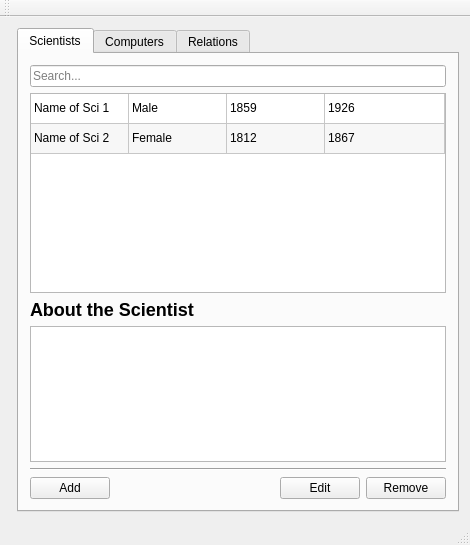
Before: the Qt Designer form code/ui/mainwindow.ui in Danielos15/Skil-1-Verklegt-n-mskei-1, drawn with Qt 5.
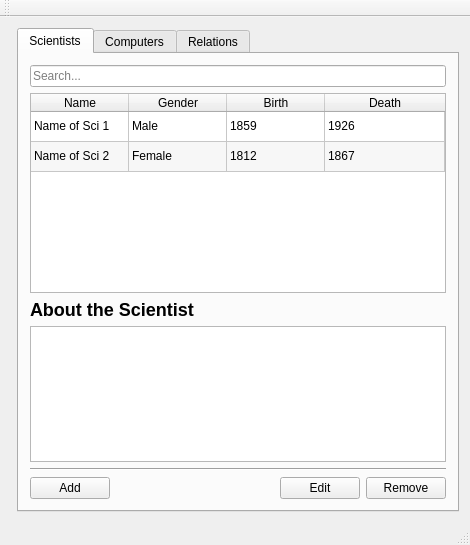
After: the same form once the commit is applied. The open tabs and pages were chosen to show the change.

```diff
--- a/code/ui/mainwindow.ui
+++ b/code/ui/mainwindow.ui
@@ -119,7 +119,7 @@
            <bool>true</bool>
           </property>
           <attribute name="horizontalHeaderVisible">
-           <bool>false</bool>
+           <bool>true</bool>
           </attribute>
           <attribute name="horizontalHeaderCascadingSectionResizes">
            <bool>false</bool>
```
Left out of the diff: 8 changed lines with no effect on the pictures.
